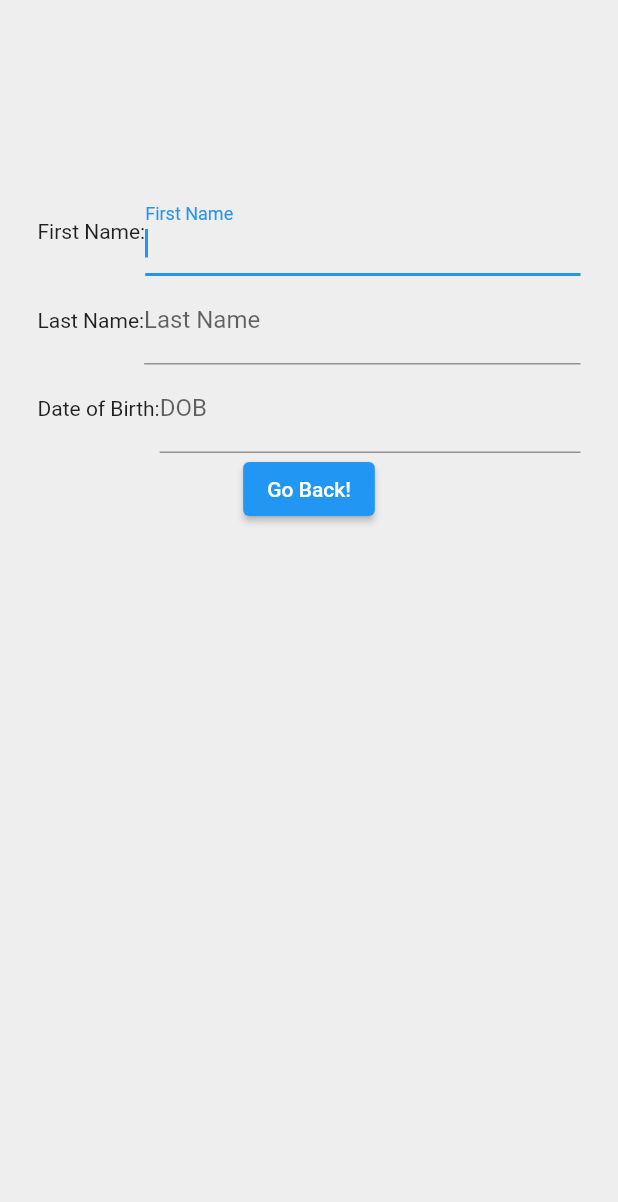
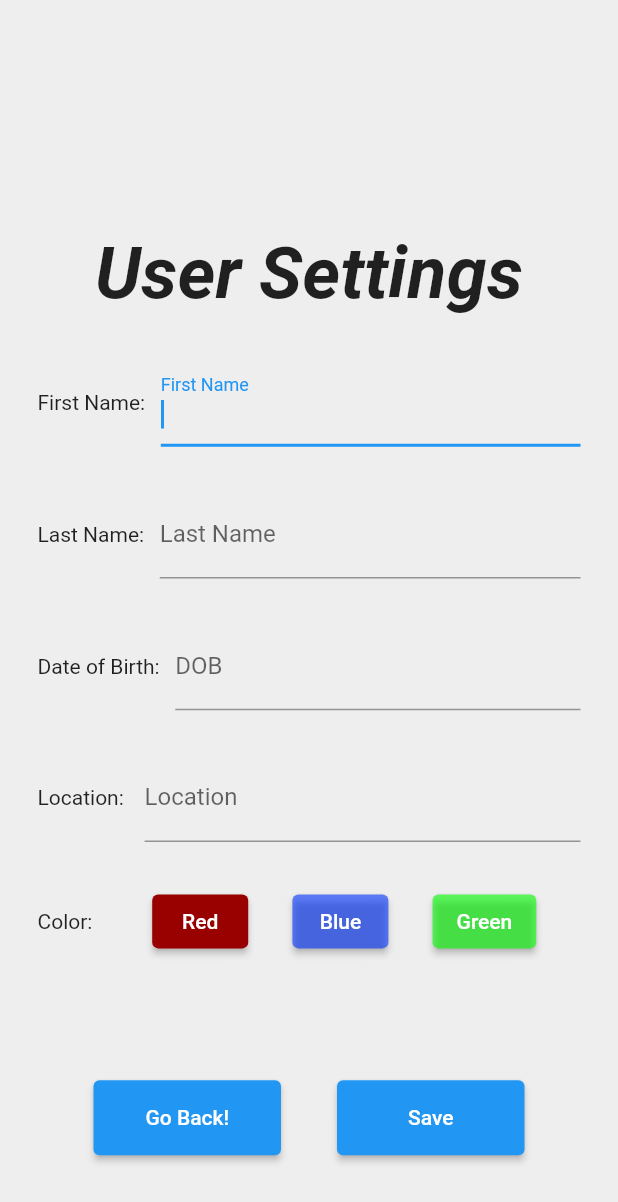
Before and after one commit to astrebe/project-spotlight, a Flutter app: the screen it shows after launch, on a phone screen of 412 x 824 dp. Shown: the top 1202 px of the screen. Run offline on Flutter 3.47's test engine with Material 2 defaults, Android fonts, the phone set to English and light mode, and no system bars; our stand-ins replace firebase_auth, firebase_core, shared_preferences; accounts and stored records are empty.

Commit message:
Added SharedPreferences updated User Settings
Added the shared preferences library to save local data and updated user settings ui.

```diff
--- a/spotlight_app/lib/loginscreen.dart
+++ b/spotlight_app/lib/loginscreen.dart
@@ -2,6 +2,7 @@
 
 import 'package:flutter/material.dart';
 import "package:firebase_auth/firebase_auth.dart";
+import 'userSettings.dart';
 
 class LoginScreen extends StatefulWidget {
   const LoginScreen({Key? key}) : super(key: key);
@@ -191,6 +192,7 @@ class _LoginScreenState extends State<LoginScreen> {
                             MaterialStateProperty.all<Color>(Colors.blue),
                       ),
                       onPressed: () {
+
                         NoAccountPopUp(context);
                       },
                     ),
--- a/spotlight_app/lib/main.dart
+++ b/spotlight_app/lib/main.dart
@@ -28,7 +28,7 @@ class MyApp extends StatelessWidget {
         // or simply save your changes to "hot reload" in a Flutter IDE).
         // Notice that the counter didn't reset back to zero; the application
         // is not restarted.
-        primaryColor:Color.fromARGB(255, 153, 0, 0),
+        primaryColor: Color.fromARGB(255, 153, 0, 0),
       ),
       home: const MyHomePage(title: 'SpotLight Login Screen'),
     );
@@ -65,7 +65,7 @@ class _MyHomePageState extends State<MyHomePage> {
     return Scaffold(
       backgroundColor: Colors.grey.shade200,
       resizeToAvoidBottomInset: false,
-      body: const UserSettings(), //TO TEST USER SETTINGS ONLY!!!
+      body: UserSettings(), //TO TEST USER SETTINGS ONLY!!!
     );
   }
 }
--- a/spotlight_app/lib/userSettings.dart
+++ b/spotlight_app/lib/userSettings.dart
@@ -1,5 +1,7 @@
 import 'package:flutter/material.dart';
+import 'dart:async';
 import "package:firebase_auth/firebase_auth.dart";
+import 'package:shared_preferences/shared_preferences.dart';
 
 class UserSettings extends StatefulWidget {
   const UserSettings({Key? key}) : super(key: key);
@@ -9,9 +11,13 @@ class UserSettings extends StatefulWidget {
 }
 
 class _UserSettingsState extends State<UserSettings> {
-  String _firstName = "";
-  String _lastName = "";
-  String _dob = "";
+  String _firstName = "First Name";
+  String _lastName = "Last Name";
+  String _dob = "DOB";
+  String _location = "Location";
+  Color col = Color.fromARGB(255, 153, 0, 0);
+
+  final prefs = SharedPreferences.getInstance();
 
   @override
   Widget build(BuildContext context) {
@@ -20,13 +26,25 @@ class _UserSettingsState extends State<UserSettings> {
       margin: const EdgeInsets.only(top: 100.0),
       child: Center(
           child: Column(
+        mainAxisAlignment: MainAxisAlignment.spaceEvenly,
         children: <Widget>[
-          Row(
+          Align(
+            child: Text(
+              "User Settings",
+              style: TextStyle(
+                  fontWeight: FontWeight.bold,
+                  fontSize: 48,
+                  fontStyle: FontStyle.italic),
+              textAlign: TextAlign.center,
+            ),
+          ),
+          Flexible(
+            child: Row(
               crossAxisAlignment: CrossAxisAlignment.center,
               mainAxisAlignment: MainAxisAlignment.start,
               children: [
                 const Text(
-                "First Name:",
+                  "First Name:   ",
                 ),
                 Expanded(
                   child: TextFormField(
@@ -37,15 +55,17 @@ class _UserSettingsState extends State<UserSettings> {
                       });
                     },
                     decoration: InputDecoration(
-                    labelText: "First Name",
+                      labelText: _firstName,
                     ),
                   ),
                 ),
               ],
             ),
-          Row(
+          ),
+          Flexible(
+            child: Row(
               children: [
-              const Text("Last Name:"),
+                const Text("Last Name:   "),
                 Expanded(
                   child: TextFormField(
                     autofocus: true,
@@ -55,15 +75,17 @@ class _UserSettingsState extends State<UserSettings> {
                       });
                     },
                     decoration: InputDecoration(
-                    labelText: "Last Name",
+                      labelText: _lastName,
                     ),
                   ),
                 ),
               ],
             ),
-          Row(
+          ),
+          Flexible(
+            child: Row(
               children: [
-              const Text("Date of Birth:"),
+                const Text("Date of Birth:   "),
                 Expanded(
                   child: TextFormField(
                     autofocus: true,
@@ -73,18 +95,134 @@ class _UserSettingsState extends State<UserSettings> {
                       });
                     },
                     decoration: InputDecoration(
-                    labelText: "DOB",
+                      labelText: _dob,
                     ),
                   ),
                 ),
               ],
             ),
+          ),
+          Flexible(
+            child: Row(
+              children: [
+                const Text("Location:    "),
+                Expanded(
+                  child: TextFormField(
+                    autofocus: true,
+                    onChanged: (newText) {
+                      setState(() {
+                        _location = newText;
+                      });
+                    },
+                    decoration: InputDecoration(
+                      labelText: _location,
+                    ),
+                  ),
+                ),
+              ],
+            ),
+          ),
+          Flexible(
+            child: Row(
+              children: [
+                const Text("Color:   "),
+                Expanded(
+                  child: Row(
+                      mainAxisAlignment: MainAxisAlignment.spaceEvenly,
+                      children: [
                         ElevatedButton(
-            onPressed: () async {},
+                          onPressed: () async {
+                            col = Color.fromARGB(255, 153, 0, 0);
+                          },
+                          child: const Text('Red'),
+                          style: ButtonStyle(
+                            backgroundColor: MaterialStateProperty.all<Color>(
+                                const Color.fromARGB(255, 153, 0, 0)),
+                          ),
+                        ),
+                        ElevatedButton(
+                          onPressed: () async {
+                            col = Color.fromARGB(153, 0, 51, 255);
+                          },
+                          child: const Text('Blue'),
+                          style: ButtonStyle(
+                            backgroundColor: MaterialStateProperty.all<Color>(
+                              const Color.fromARGB(153, 0, 51, 255),
+                            ),
+                          ),
+                        ),
+                        ElevatedButton(
+                          onPressed: () async {
+                            col = Color.fromARGB(153, 0, 255, 0);
+                          },
+                          child: const Text('Green'),
+                          style: ButtonStyle(
+                            backgroundColor: MaterialStateProperty.all<Color>(
+                              const Color.fromARGB(153, 0, 255, 0),
+                            ),
+                          ),
+                        ),
+                      ]),
+                ),
+              ],
+            ),
+          ),
+          Flexible(
+            child: Column(mainAxisAlignment: MainAxisAlignment.end, children: [
+              Row(mainAxisAlignment: MainAxisAlignment.spaceEvenly, children: [
+                SizedBox(
+                  width: 125,
+                  height: 50,
+                  child: ElevatedButton(
+                    onPressed: () async {
+                      Navigator.of(context).pop();
+                    },
                     child: const Text('Go Back!'),
+                  ),
+                ),
+                SizedBox(
+                  width: 125,
+                  height: 50,
+                  child: ElevatedButton(
+                    onPressed: () async {
+                      SaveData(context);
+                      RetrieveData(context);
+                    },
+                    child: const Text('Save'),
+                  ),
+                ),
+              ])
+            ]),
           ),
         ],
       )),
     );
   }
+
+  void SaveData(BuildContext context) async {
+    final prefs = await SharedPreferences.getInstance();
+    await prefs.setString('first', _firstName);
+    await prefs.setString('last', _lastName);
+    await prefs.setString('dob', _dob);
   }
+
+  void RetrieveData(BuildContext context) async {
+    final prefs = await SharedPreferences.getInstance();
+    if (prefs.getString('first') != null) {
+      String? name = prefs.getString('first');
+      _firstName = name.toString();
+    }
+    if (prefs.getString('last') != null) {
+      String? name = prefs.getString('last');
+      _lastName = name.toString();
+    }
+    if (prefs.getString('dob') != null) {
+      String? name = prefs.getString('dob');
+      _dob = name.toString();
+    }
+  }
+
+  Color getColor() {
+    return col;
+  }
+}
--- a/spotlight_app/pubspec.yaml
+++ b/spotlight_app/pubspec.yaml
@@ -29,9 +29,11 @@ environment:
 dependencies:
   flutter:
     sdk: flutter
+  async: ^2.8.2
   firebase_core: ^1.1.1
   cloud_firestore: ^2.1.0
   firebase_auth: ^1.2.0
+  shared_preferences: ^2.0.15
 
 
 
```
Also changed, not shown: spotlight_app/pubspec.lock. Lines whose indentation alone changed are shown as unchanged.
